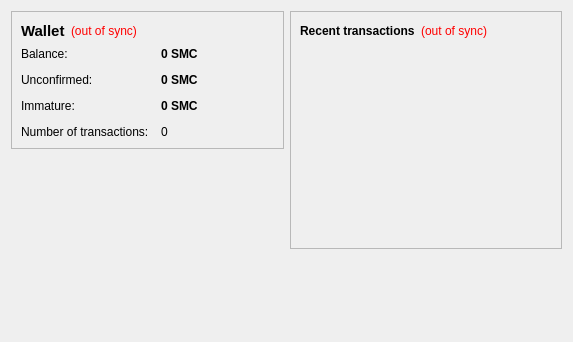
Above: src/qt/forms/overviewpage.ui from safaricoin/safaricoin before the change. Below: the same form after it.
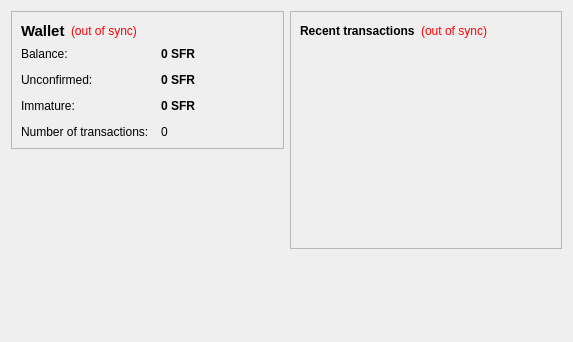
That is the form after the change.

```diff
--- a/src/qt/forms/overviewpage.ui
+++ b/src/qt/forms/overviewpage.ui
@@ -105,7 +105,7 @@
              <string>Your current balance</string>
             </property>
             <property name="text">
-             <string notr="true">0 SMC</string>
+             <string notr="true">0 SFR</string>
             </property>
             <property name="textInteractionFlags">
              <set>Qt::LinksAccessibleByMouse|Qt::TextSelectableByKeyboard|Qt::TextSelectableByMouse</set>
@@ -134,7 +134,7 @@
              <string>Total of transactions that have yet to be confirmed, and do not yet count toward the current balance</string>
             </property>
             <property name="text">
-             <string notr="true">0 SMC</string>
+             <string notr="true">0 SFR</string>
             </property>
             <property name="textInteractionFlags">
              <set>Qt::LinksAccessibleByMouse|Qt::TextSelectableByKeyboard|Qt::TextSelectableByMouse</set>
@@ -177,7 +177,7 @@
              <string>Mined balance that has not yet matured</string>
             </property>
             <property name="text">
-             <string notr="true">0 SMC</string>
+             <string notr="true">0 SFR</string>
             </property>
             <property name="textInteractionFlags">
              <set>Qt::LinksAccessibleByMouse|Qt::TextSelectableByKeyboard|Qt::TextSelectableByMouse</set>
```
Left out of the diff: 4 changed lines with no effect on the pictures.
